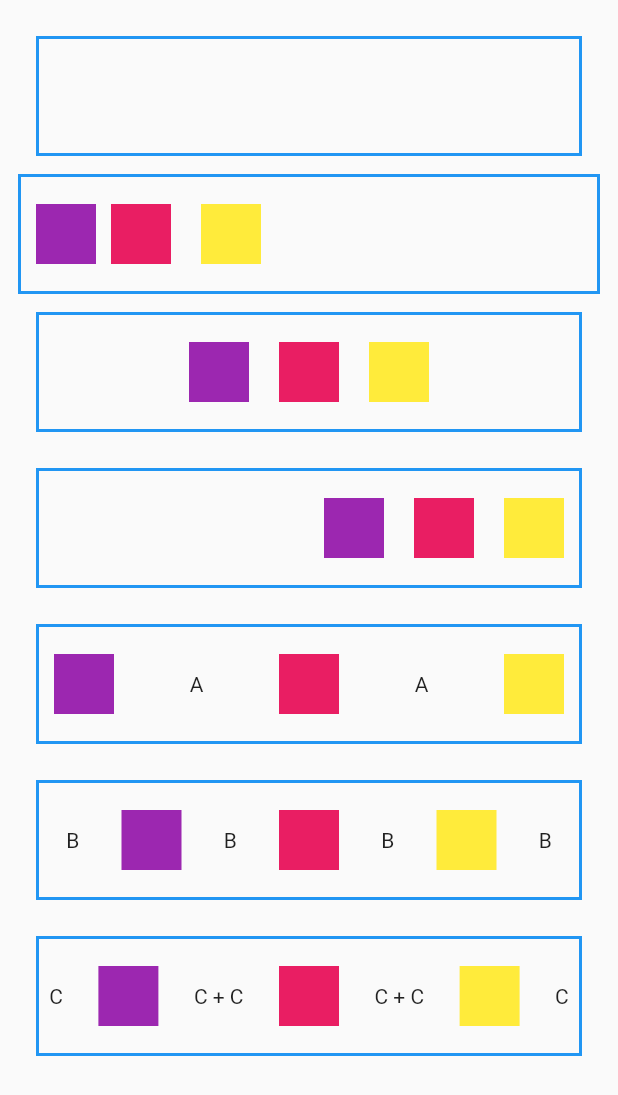
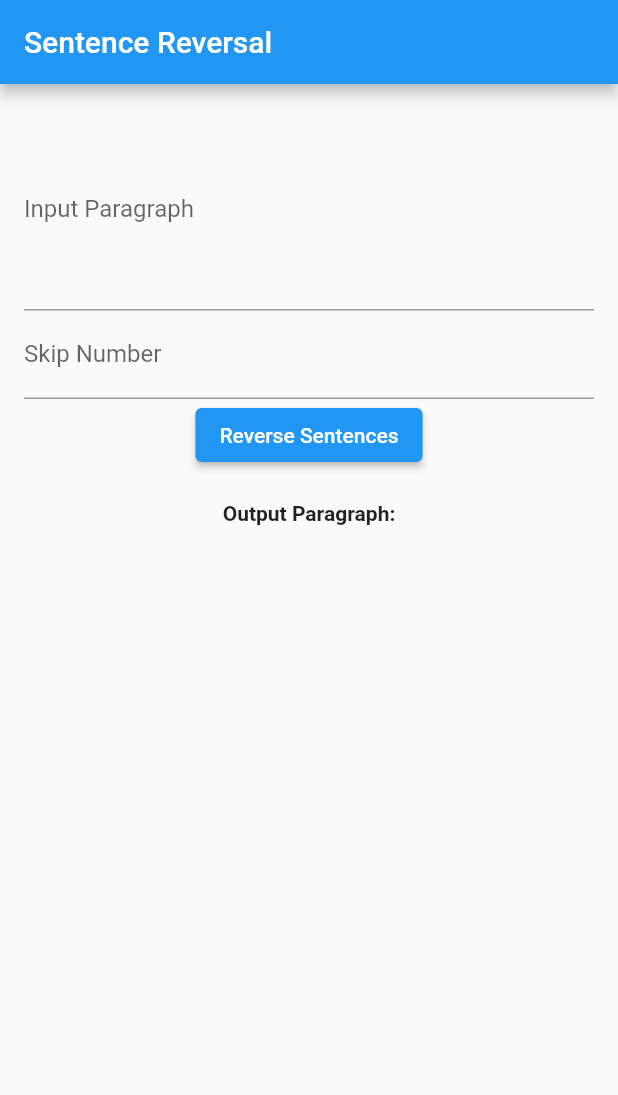
Before and after one commit to Darshanproject/Otc12_Flutter_Darshan, a Flutter app: the screen it shows after launch, on a phone screen of 412 x 824 dp. Shown: the top 1095 px of the screen. Run offline on Flutter 3.47's test engine with Material 2 defaults, Android fonts, the phone set to English and light mode, and no system bars.

Commit message:
27-10-2023

```diff
--- a/Ui Deign/myapp1/lib/main.dart
+++ b/Ui Deign/myapp1/lib/main.dart
@@ -1,18 +1,103 @@
+// import 'package:flutter/material.dart';
+
+// import 'package:myapp1/Screens/task1.dart';
+// void main(){
+//   runApp(MyApp());
+// }
+
+// class MyApp extends StatelessWidget {
+//   const MyApp({super.key});
+
+//   @override
+//   Widget build(BuildContext context) {
+//     return  MaterialApp(
+//       debugShowCheckedModeBanner: false,
+//       home: Task()
+//     );
+//   }
+// }
+
 import 'package:flutter/material.dart';
 
-import 'package:myapp1/Screens/task1.dart';
-void main(){
+void main() {
   runApp(MyApp());
 }
 
 class MyApp extends StatelessWidget {
-  const MyApp({super.key});
+  @override
+  Widget build(BuildContext context) {
+    return MaterialApp(
+      home: Scaffold(
+        appBar: AppBar(
+          title: Text('Sentence Reversal'),
+        ),
+        body: SentenceReversalWidget(),
+      ),
+    );
+  }
+}
+
+class SentenceReversalWidget extends StatefulWidget {
+  @override
+  _SentenceReversalWidgetState createState() => _SentenceReversalWidgetState();
+}
+
+class _SentenceReversalWidgetState extends State<SentenceReversalWidget> {
+  String inputText = "";
+  int skipNumber = 0;
+  String outputText = "";
+
+  void reverseSentences() {
+    List<String> sentences = inputText.split('.');
+
+    for (int i = 0; i < sentences.length - 1; i++) {
+      List<String> words = sentences[i].trim().split(' ');
+      int skip = skipNumber;
+      if (skip > words.length) {
+        skip = words.length;
+      }
+      List<String> reversedSentence =
+          words.sublist(0, words.length - skip).reversed.toList();
+      reversedSentence.addAll(words.sublist(words.length - skip));
+      sentences[i] = reversedSentence.join(' ');
+    }
+
+    outputText = sentences.join('. ');
+    setState(() {});
+  }
 
   @override
   Widget build(BuildContext context) {
-    return  MaterialApp(
-      debugShowCheckedModeBanner: false,
-      home: Task()
-    );
-  }
+    return Padding(
+      padding: const EdgeInsets.all(16.0),
+      child: Column(
+        children: [
+          TextField(
+            maxLines: 5,
+            onChanged: (value) {
+              inputText = value;
+            },
+            decoration: InputDecoration(labelText: 'Input Paragraph'),
+          ),
+          TextField(
+            keyboardType: TextInputType.number,
+            onChanged: (value) {
+              skipNumber = int.tryParse(value) ?? 0;
+            },
+            decoration: InputDecoration(labelText: 'Skip Number'),
+          ),
+          ElevatedButton(
+            onPressed: reverseSentences,
+            child: Text('Reverse Sentences'),
+          ),
+          SizedBox(height: 20),
+          Text(
+            'Output Paragraph:',
+            style: TextStyle(fontWeight: FontWeight.bold),
+          ),
+          Text(outputText),
+        ],
+     ),
+);
 }
+}
```
